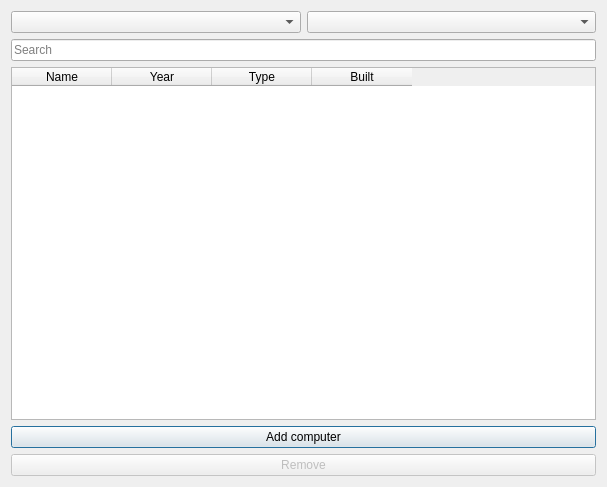
Before: the Qt Designer form EndurvinnslustöðATeam/Skil3/Ui/computerdisplay.ui in trunti/verklegtn-m, drawn with Qt 5.
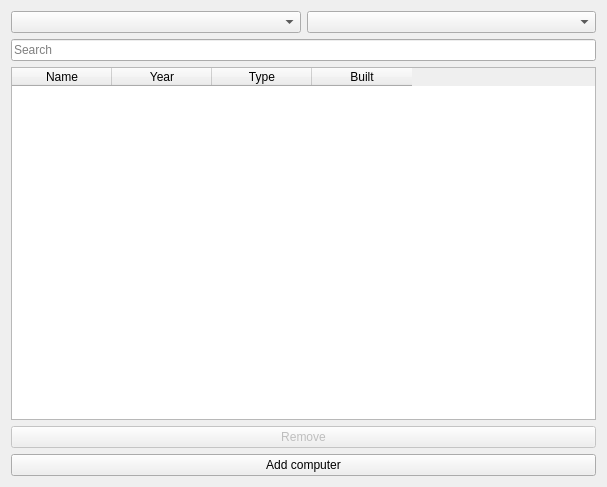
After: the same form once the commit is applied.

Patch:
```diff
--- a/EndurvinnslustöðATeam/Skil3/Ui/computerdisplay.ui
+++ b/EndurvinnslustöðATeam/Skil3/Ui/computerdisplay.ui
@@ -66,13 +66,6 @@
      </item>
     </layout>
    </item>
-   <item>
-    <widget class="QPushButton" name="pushButton_add_computer">
-     <property name="text">
-      <string>Add computer</string>
-     </property>
-    </widget>
-   </item>
    <item>
     <widget class="QPushButton" name="Button_remove_comp">
      <property name="enabled">
@@ -83,6 +76,13 @@
      </property>
     </widget>
    </item>
+   <item>
+    <widget class="QPushButton" name="pushButton_add_computer">
+     <property name="text">
+      <string>Add computer</string>
+     </property>
+    </widget>
+   </item>
   </layout>
  </widget>
  <resources/>
```
